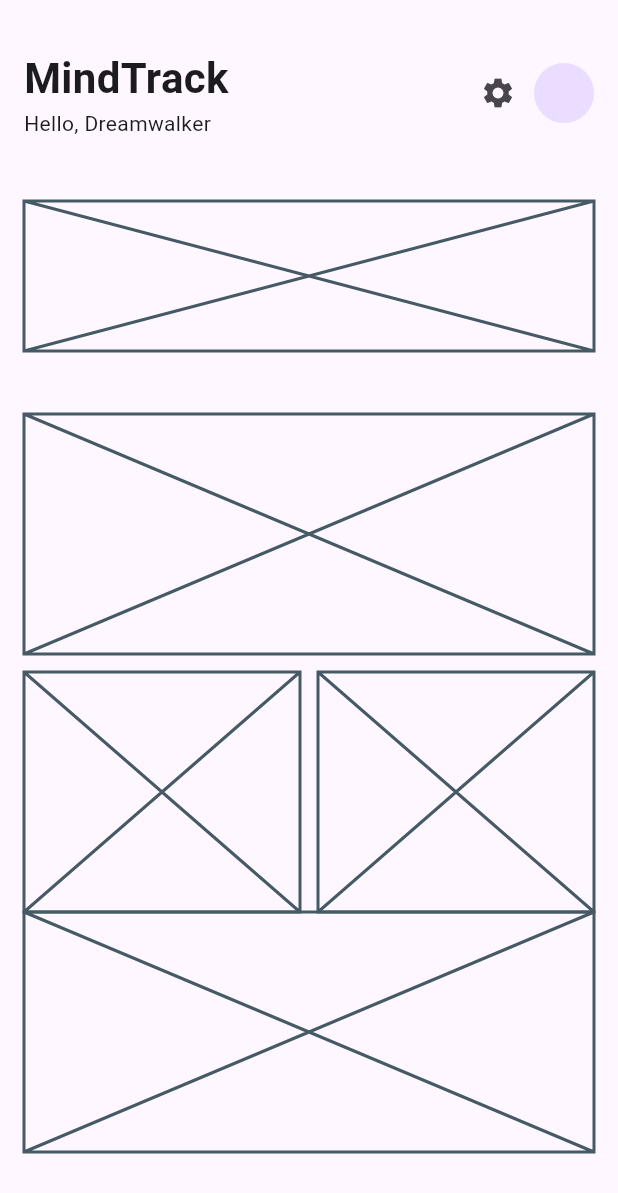
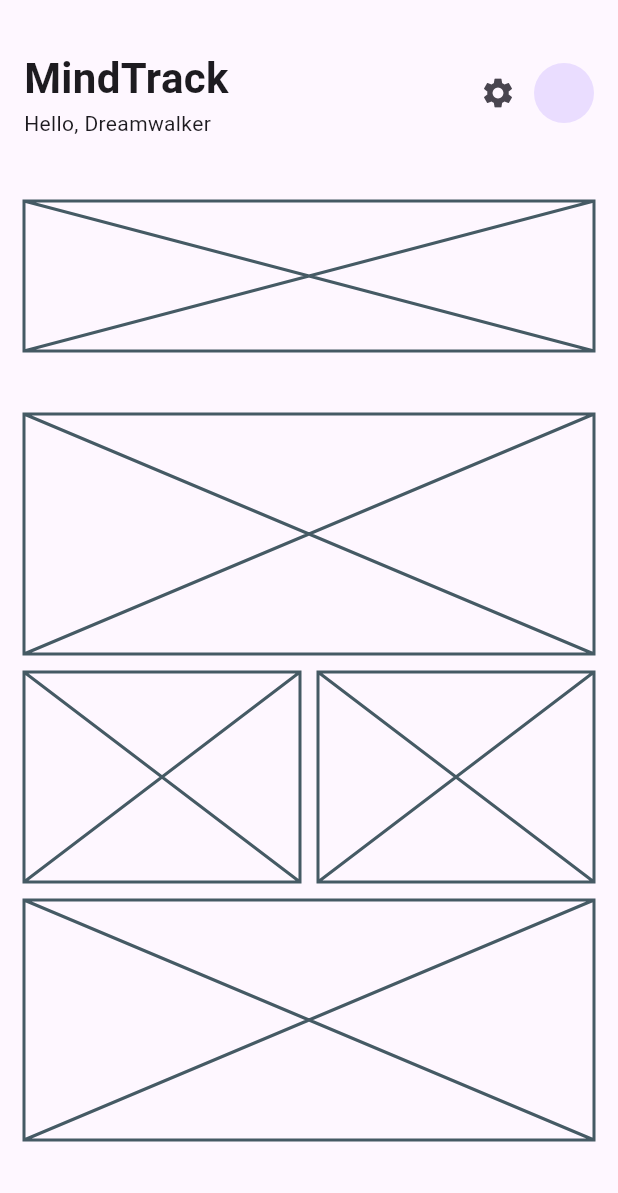
Before and after one commit to JAICHANGPARK/flutter_notebook_chapter_43, a Flutter app: the HabitJournalHomeScreen widget shown alone on an empty page, opened directly, on a phone screen of 412 x 824 dp. Shown: the top 1193 px of the screen. Run offline on Flutter 3.47's test engine with Material 3 defaults, Android fonts, the phone set to English and light mode, and no system bars; our stand-ins replace gap, hugeicons.

Commit message:
Update habit_journal_home_screen.dart

```diff
--- a/lib/ep2173_habit_journal_app/ui/home/habit_journal_home_screen.dart
+++ b/lib/ep2173_habit_journal_app/ui/home/habit_journal_home_screen.dart
@@ -13,7 +13,7 @@ class _HabitJournalHomeScreenState extends State<HabitJournalHomeScreen> {
   Widget build(BuildContext context) {
     return SafeArea(
       child: Padding(
-        padding: const EdgeInsets.all(16.0),
+        padding: const EdgeInsets.fromLTRB(16.0, 16, 16, 0),
         child: Column(
           children: [
             Gap(16),
@@ -47,22 +47,25 @@ class _HabitJournalHomeScreenState extends State<HabitJournalHomeScreen> {
               height: 100,
               child: Placeholder(),
             ),
-
             Container(
               height: 160,
               child: Placeholder(),
-            ),  Gap(12),
+            ),
+            Gap(12),
             Container(
-              height: 160,
-              child: Row(
-                spacing: 12,
-                children: [
-                  Expanded(child: Placeholder(),),
-
-                  Expanded(child: Placeholder(),),
-                ],
-              )
-            ),
+                height: 140,
+                child: Row(
+                  spacing: 12,
+                  children: [
+                    Expanded(
+                      child: Placeholder(),
+                    ),
+                    Expanded(
+                      child: Placeholder(),
+                    ),
+                  ],
+                )),
+            Gap(12),
             Container(
               height: 160,
               child: Placeholder(),
```
